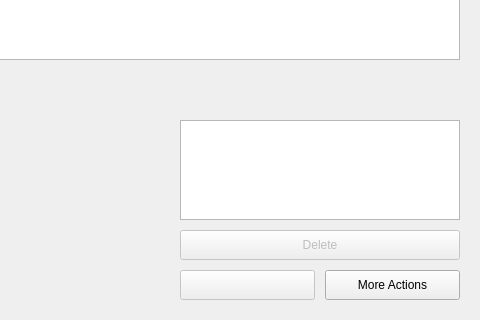
Aquaver/signal-generator, file forms/application.ui: the form before one commit; both pictures show x 800 to 1280 and y 400 to 720 of the 1280 by 720 pixel window.
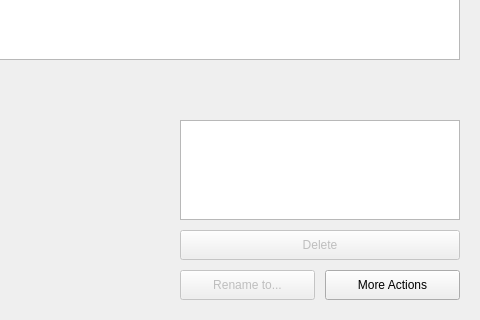
The form after the commit.

Commit message: Added text property in rename menu button widget in application UI file

What changed in the file:
```diff
--- a/forms/application.ui
+++ b/forms/application.ui
@@ -380,6 +380,10 @@
                 <height>30</height>
               </rect>
             </property>
+            
+            <property name="text">
+              <string>Rename to...</string>
+            </property>
           </widget>
         </widget>
       </widget>
```
